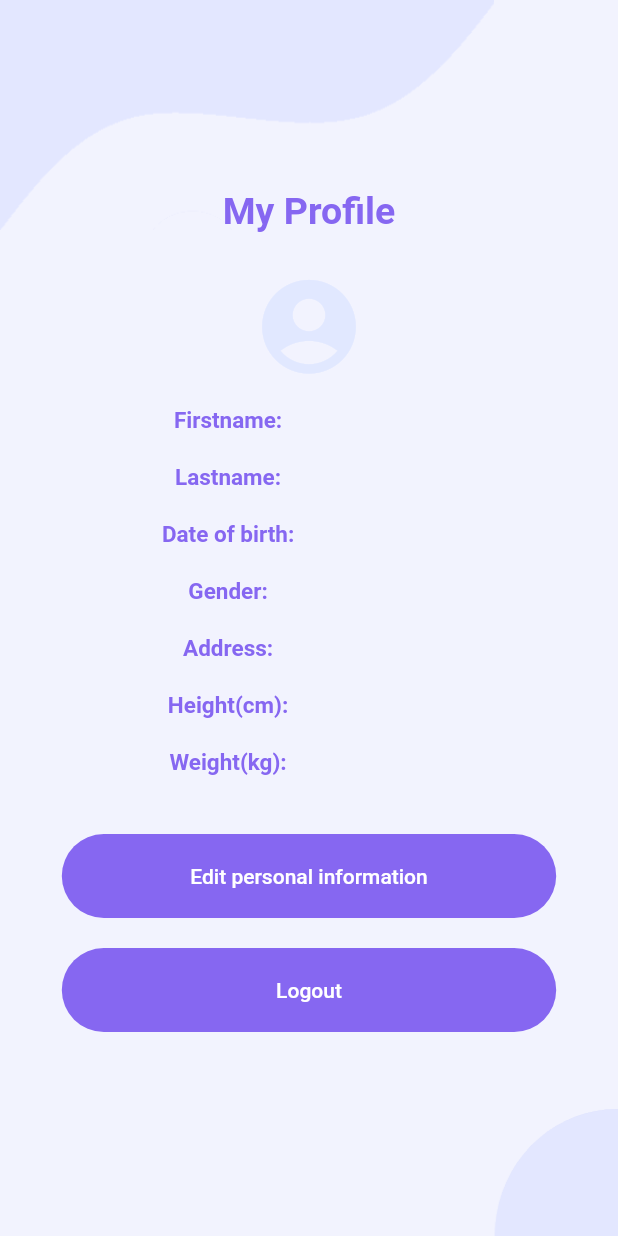
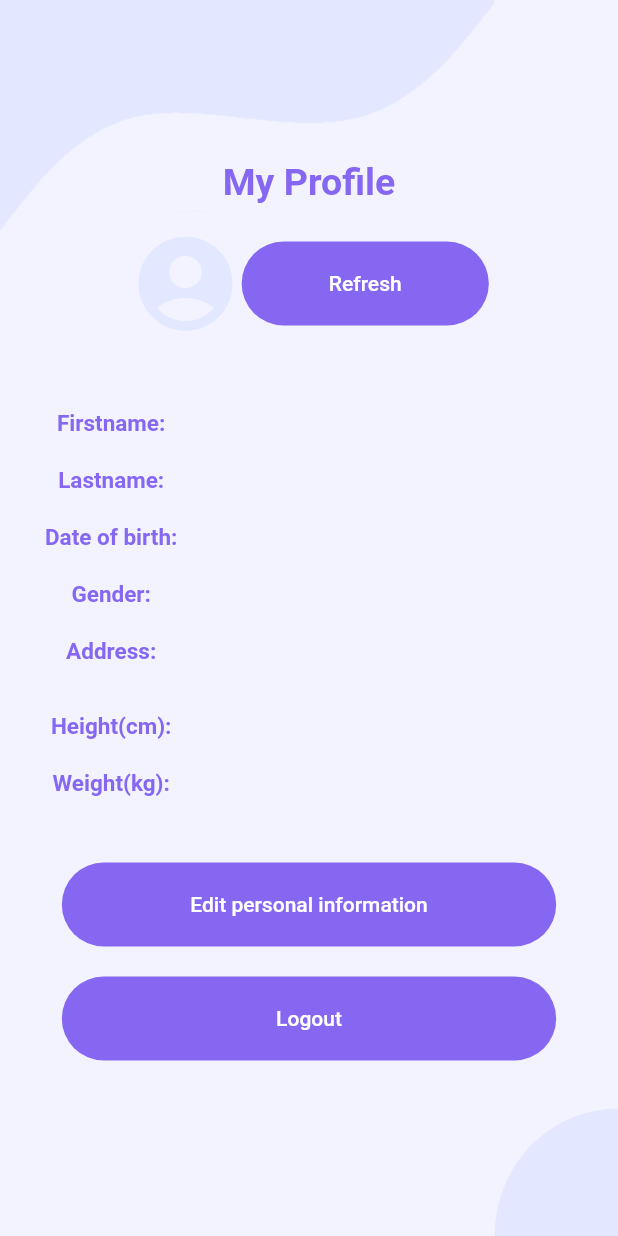
Before and after one commit to PascalM13/tracking_app, a Flutter app: the ProfileScreen screen opened by its route, on a phone screen of 412 x 824 dp. Run offline on Flutter 3.47's test engine with Material 2 defaults, Android fonts, the phone set to English and light mode, and no system bars; our stand-ins replace device_info_plus, flutter_secure_storage, pedometer, percent_indicator, permission_handler, shared_preferences and 1 more; accounts and stored records are empty; network calls fail.

Commit message:
Refresh-Button for updating MyProfile after changing infos

```diff
--- a/lib/services/user_service.dart
+++ b/lib/services/user_service.dart
@@ -1,6 +1,5 @@
 import 'dart:convert';
 
-import 'package:flutter_secure_storage/flutter_secure_storage.dart';
 import 'package:tracking_app/api_constans.dart';
 import 'package:tracking_app/models/user/update_user_mail_dto.dart';
 import 'package:tracking_app/models/user/update_user_password_dto.dart';
--- a/lib/widgets/UI/history/history_card_info_widget.dart
+++ b/lib/widgets/UI/history/history_card_info_widget.dart
@@ -31,7 +31,7 @@ class _HistoryCardInfoWidgetState extends State<HistoryCardInfoWidget> {
         child: SingleChildScrollView(
       child: Column(
         mainAxisAlignment: MainAxisAlignment.center,
-        children: <Widget>[
+        children: [
           Text(
             widget.nameOfActivity,
             style: const TextStyle(
--- a/lib/widgets/UI/profile/profile_body_widget.dart
+++ b/lib/widgets/UI/profile/profile_body_widget.dart
@@ -20,10 +20,7 @@ class _ProfileBodyWidgetState extends State<ProfileBodyWidget> {
   String _lastname = '';
   String _dateofbirth = '';
   String _gender = '';
-  String _zip = '';
-  String _town = '';
-  String _street = '';
-  String _number = '';
+
   String _height = '';
   String _weight = '';
   String _address = '';
@@ -34,17 +31,16 @@ class _ProfileBodyWidgetState extends State<ProfileBodyWidget> {
     _getUser();
   }
 
-  refresh() {
+  /*refresh() async {
+    setState(() {
+      _getUser();
+    });
+  }*/
+  void _changeProfile() {
     setState(() {
       _getUser();
     });
   }
-  /*@override
-  void _changeProfile() {
-    setState(() {
-      _getUser();
-    });
-  }*/
 
   void _getUser() async {
     UserModel tmp = await UserModel().getCurrentUser();
@@ -76,19 +72,7 @@ class _ProfileBodyWidgetState extends State<ProfileBodyWidget> {
       } else {
         _address = tmp.address.toString();
       }
-      /*if (tmp.address == null || tmp.address == ' , ') {
-        _zip = '---';
-        _town = '---';
-        _street = '---';
-        _number = '---';
-      } else {
-        var help = tmp.address.toString();
-        final splitted = help.split(' ');
-        _zip = splitted[0];
-        _town = splitted[1].substring(0, splitted[1].length - 1);
-        _street = splitted[2];
-        _number = splitted[3];
-      }*/
+
       if (tmp.height == null) {
         _height = '---';
       } else {
@@ -107,8 +91,8 @@ class _ProfileBodyWidgetState extends State<ProfileBodyWidget> {
     return ScreenBackgroundWidget(
         child: SingleChildScrollView(
       child: Column(
-        mainAxisAlignment: MainAxisAlignment.spaceBetween,
-        children: <Widget>[
+        mainAxisAlignment: MainAxisAlignment.center,
+        children: [
           const Text(
             "My Profile",
             style: TextStyle(
@@ -117,15 +101,32 @@ class _ProfileBodyWidgetState extends State<ProfileBodyWidget> {
                 fontSize: 25.0),
           ),
           const SizedBox(
-            height: 25,
+            height: 15,
           ),
-          const Icon(Icons.account_circle_rounded, color: secondery, size: 75),
           Row(
-            mainAxisAlignment: MainAxisAlignment.spaceEvenly,
-            children: <Widget>[
+            mainAxisAlignment: MainAxisAlignment.center,
+            children: [
+              const Icon(Icons.account_circle_rounded,
+                  color: secondery, size: 75),
+              RoundedButtonWidget(
+                text: 'Refresh',
+                onPress: () {
+                  _changeProfile();
+                },
+                color: accentColor,
+                textColor: Colors.white,
+                buttonWidth: 0.4,
+              ),
+            ],
+          ),
+          Container(
+            padding: const EdgeInsets.all(30),
+            child: Row(
+              //mainAxisAlignment: MainAxisAlignment.spaceEvenly,
+              children: [
                 Column(
                   mainAxisAlignment: MainAxisAlignment.center,
-                children: const <Widget>[
+                  children: [
                     Text(
                       'Firstname:',
                       style: TextStyle(
@@ -166,7 +167,11 @@ class _ProfileBodyWidgetState extends State<ProfileBodyWidget> {
                       ),
                       textAlign: TextAlign.center,
                     ),
-                  Text(
+                    Container(
+                      height: 50,
+                      width: 80,
+                      alignment: Alignment.topCenter,
+                      child: Text(
                         'Address:',
                         style: TextStyle(
                           height: 2.5,
@@ -176,46 +181,7 @@ class _ProfileBodyWidgetState extends State<ProfileBodyWidget> {
                         ),
                         textAlign: TextAlign.center,
                       ),
-                  /*Text(
-                    'ZIP:',
-                    style: TextStyle(
-                      height: 2.5,
-                      fontWeight: FontWeight.bold,
-                      color: accentColor,
-                      fontSize: 15.0,
                     ),
-                    textAlign: TextAlign.center,
-                  ),
-                  Text(
-                    'Town:',
-                    style: TextStyle(
-                      height: 2.5,
-                      fontWeight: FontWeight.bold,
-                      color: accentColor,
-                      fontSize: 15.0,
-                    ),
-                    textAlign: TextAlign.center,
-                  ),
-                  Text(
-                    'Street:',
-                    style: TextStyle(
-                      height: 2.5,
-                      fontWeight: FontWeight.bold,
-                      color: accentColor,
-                      fontSize: 15.0,
-                    ),
-                    textAlign: TextAlign.center,
-                  ),
-                  Text(
-                    'Number:',
-                    style: TextStyle(
-                      height: 2.5,
-                      fontWeight: FontWeight.bold,
-                      color: accentColor,
-                      fontSize: 15.0,
-                    ),
-                    textAlign: TextAlign.center,
-                  ),*/
                     Text(
                       'Height(cm):',
                       style: TextStyle(
@@ -238,9 +204,12 @@ class _ProfileBodyWidgetState extends State<ProfileBodyWidget> {
                     ),
                   ],
                 ),
+                SizedBox(
+                  width: 10,
+                ),
                 Column(
                   mainAxisAlignment: MainAxisAlignment.center,
-                children: <Widget>[
+                  children: [
                     Text(
                       _firstname,
                       style: const TextStyle(
@@ -277,51 +246,21 @@ class _ProfileBodyWidgetState extends State<ProfileBodyWidget> {
                       ),
                       textAlign: TextAlign.center,
                     ),
-                  Text(
+                    Container(
+                      height: 50,
+                      width: 200,
+                      alignment: Alignment.center,
+                      child: Text(
                         _address,
+                        overflow: TextOverflow.visible,
                         style: const TextStyle(
-                      height: 2.5,
+                          height: 0,
                           color: Colors.black,
                           fontSize: 15.0,
                         ),
                         textAlign: TextAlign.center,
                       ),
-                  /*Text(
-                    _zip,
-                    style: const TextStyle(
-                      height: 2.5,
-                      color: Colors.black,
-                      fontSize: 15.0,
                     ),
-                    textAlign: TextAlign.center,
-                  ),
-                  Text(
-                    _town,
-                    style: const TextStyle(
-                      height: 2.5,
-                      color: Colors.black,
-                      fontSize: 15.0,
-                    ),
-                    textAlign: TextAlign.center,
-                  ),
-                  Text(
-                    _street,
-                    style: const TextStyle(
-                      height: 2.5,
-                      color: Colors.black,
-                      fontSize: 15.0,
-                    ),
-                    textAlign: TextAlign.center,
-                  ),
-                  Text(
-                    _number,
-                    style: const TextStyle(
-                      height: 2.5,
-                      color: Colors.black,
-                      fontSize: 15.0,
-                    ),
-                    textAlign: TextAlign.center,
-                  ),*/
                     Text(
                       _height,
                       style: const TextStyle(
@@ -344,8 +283,6 @@ class _ProfileBodyWidgetState extends State<ProfileBodyWidget> {
                 ),
               ],
             ),
-          const SizedBox(
-            height: 25,
           ),
           RoundedButtonWidget(
               text: 'Edit personal information',
```
Also changed, not shown: lib/widgets/UI/profile/profile_change_widget.dart (+6 -67 lines). Lines whose indentation alone changed are shown as unchanged.
